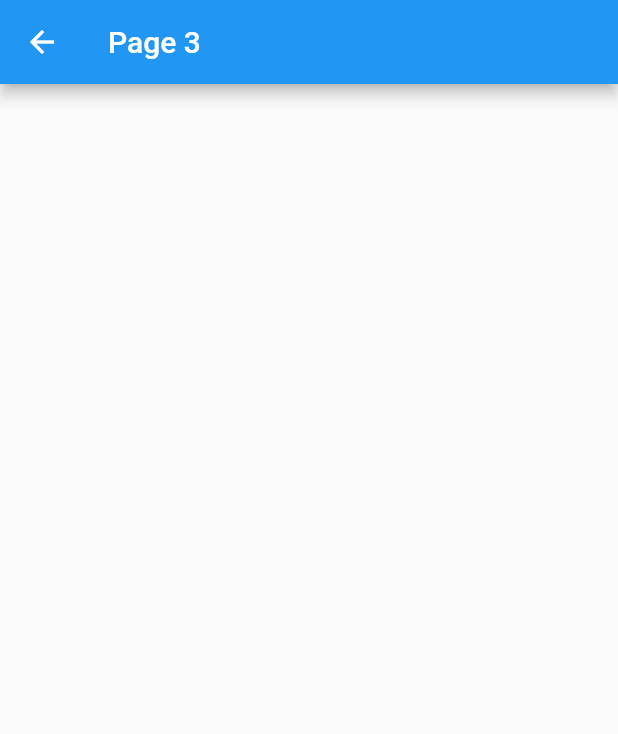
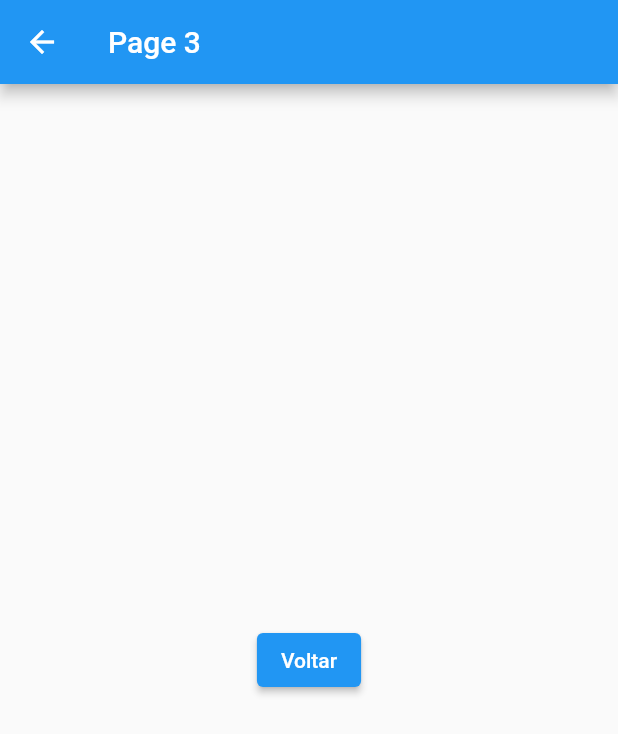
Before and after one commit to Jhow-A/basic-flutter, a Flutter app: the screen it shows after launch, after a tap on "Page 3", on a phone screen of 412 x 824 dp. Shown: the top 734 px of the screen. Run offline on Flutter 3.47's test engine with Material 2 defaults, Android fonts, the phone set to English and light mode, and no system bars.

```diff
--- a/lib/home_page.dart
+++ b/lib/home_page.dart
@@ -55,9 +55,12 @@ class HomePage extends StatelessWidget {
         Row(
           mainAxisAlignment: MainAxisAlignment.spaceEvenly,
           children: <Widget>[
-            _button(context, "ListView", () => _onClickONavigate(context, const HelloPage1())),
-            _button(context, "Page 2", () => _onClickONavigate(context, const HelloPage2())),
-            _button(context, "Page 3", () => _onClickONavigate(context, const HelloPage3())),
+            _button(context, "ListView",
+                () => _onClickONavigate(context, const HelloPage1())),
+            _button(context, "Page 2",
+                () => _onClickONavigate(context, const HelloPage2())),
+            _button(context, "Page 3",
+                () => _onClickONavigate(context, const HelloPage3())),
           ],
         ),
         Row(
@@ -126,14 +129,12 @@ class HomePage extends StatelessWidget {
   _onClickDialog() {}
   _onClickToast() {}
 
-  void _onClickONavigate(BuildContext context, Widget page) {
-    Navigator.push(
-      context,
-      MaterialPageRoute(
-        builder: (BuildContext context) {
-          return page;
-        },
-      ),
-    );
+  void _onClickONavigate(BuildContext context, Widget page) async {
+    String? response = await Navigator.push(context,
+        MaterialPageRoute(builder: (BuildContext context) {
+      return page;
+    }));
+
+    print(response ?? 'Retorno nulo');
   }
 }
--- a/lib/pages/hello_page2.dart
+++ b/lib/pages/hello_page2.dart
@@ -24,6 +24,6 @@ class HelloPage2 extends StatelessWidget {
   }
 
   _onClickVoltar(context) {
-    Navigator.pop(context);
+    Navigator.pop(context, 'Tela 2');
   }
 }
--- a/lib/pages/hello_page3.dart
+++ b/lib/pages/hello_page3.dart
@@ -3,12 +3,27 @@ import 'package:flutter/material.dart';
 class HelloPage3 extends StatelessWidget {
   const HelloPage3({ Key? key }) : super(key: key);
 
-  @override
+   @override
   Widget build(BuildContext context) {
     return Scaffold(
       appBar: AppBar(
         title: const Text('Page 3'),
       ),
+      body: _body(context),
     );
   }
+
+  _body(context) {
+    return Center(
+      child: ElevatedButton(
+        onPressed: () => _onClickVoltar(context),
+        child: const Text('Voltar'),
+        style: ButtonStyle(backgroundColor: MaterialStateProperty.all(Colors.blue)),
+      ),
+    );
+  }
+
+  _onClickVoltar(context) {
+    Navigator.pop(context, 'Tela 3');
+  }
 }
```
Also changed, not shown: lib/widgets/new_button.dart (added, +12 -0 lines).
